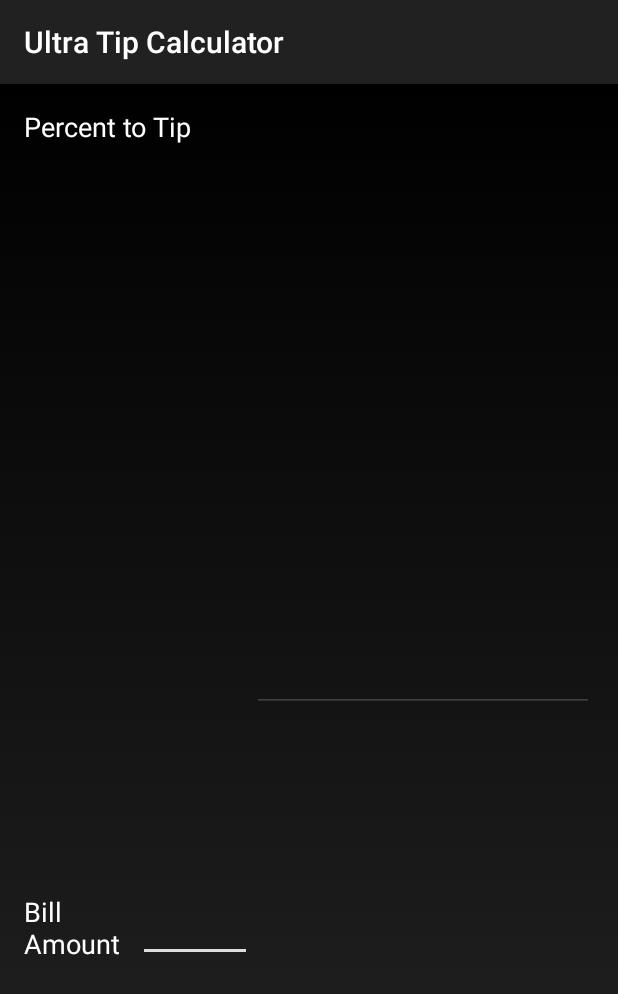
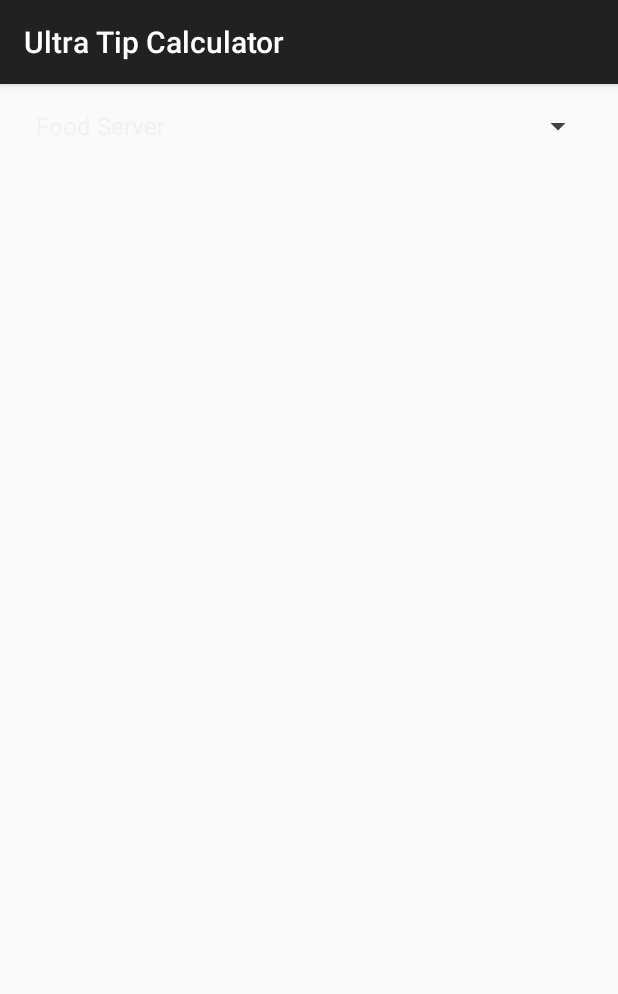
Before and after one commit to jinn35/UltraTipCalculator, an Android app: the fragment ThirdFragment shown on its own in the app's theme, on a phone screen of 412 x 824 dp. Shown: the top 994 px of the screen. Run offline under Robolectric (Android 15) with nearby library versions, the phone set to English and light mode, and no system bars.

Commit message:
third frag

```diff
--- a/app/src/main/java/com/jirmproductions/whichtipcalculatorr/MainActivity.java
+++ b/app/src/main/java/com/jirmproductions/whichtipcalculatorr/MainActivity.java
@@ -123,13 +123,13 @@ public class MainActivity extends AppCompatActivity {
         public CharSequence getPageTitle(int position) {
             switch (position) {
                 case 0:
-                    return "Tip Calculator";
+                    return "Calculator";
 
                 case 1:
-                    return "Tip Etiquette";
+                    return "Etiquette";
 
                 case 2:
-                    return "Tip Suggestion";
+                    return "Suggestion";
             }
             return null;
         }
--- a/app/src/main/java/com/jirmproductions/whichtipcalculatorr/ThirdFragment.java
+++ b/app/src/main/java/com/jirmproductions/whichtipcalculatorr/ThirdFragment.java
@@ -5,8 +5,13 @@ import android.support.v4.app.Fragment;
 import android.view.LayoutInflater;
 import android.view.View;
 import android.view.ViewGroup;
+import android.widget.AdapterView;
 import android.widget.ArrayAdapter;
 import android.widget.GridView;
+import android.widget.Spinner;
+
+import java.util.ArrayList;
+import java.util.List;
 
 /**
  * Created by romad_000 on 1/3/2017.
@@ -22,7 +27,40 @@ public class ThirdFragment extends Fragment {
     public View onCreateView(LayoutInflater inflater, ViewGroup container,
                              Bundle savedInstanceState) {
         View rootView = inflater.inflate(R.layout.fragment_third, container, false);
+// Spinner element
+        Spinner spinner = (Spinner) rootView.findViewById(R.id.serviceOptions);
 
+        // Spinner click listener
+        spinner.setOnItemSelectedListener(new AdapterView.OnItemSelectedListener() {
+            @Override
+            public void onItemSelected(AdapterView<?> parent, View view, int position, long id) {
+
+            }
+
+            @Override
+            public void onNothingSelected(AdapterView<?> parent) {
+
+            }
+        });
+
+        // Spinner Drop down elements
+        List<String> services = new ArrayList<String>();
+        services.add("Food Server");
+        services.add("Bartender");
+        services.add("Cleaning Service");
+        services.add("Hairstylist");
+        services.add("Valet");
+        services.add("Room Service");
+        services.add("Taxi Driver");
+
+        // Creating adapter for spinner
+        ArrayAdapter<String> dataAdapter = new ArrayAdapter<String>(getActivity().getApplicationContext(), android.R.layout.simple_spinner_item, services);
+
+        // Drop down layout style - list view with radio button
+        dataAdapter.setDropDownViewResource(android.R.layout.simple_spinner_dropdown_item);
+
+        // attaching data adapter to spinner
+        spinner.setAdapter(dataAdapter);
         return rootView;
     }
 
--- a/app/src/main/res/layout/fragment_third.xml
+++ b/app/src/main/res/layout/fragment_third.xml
@@ -7,62 +7,13 @@
     android:paddingRight="@dimen/activity_horizontal_margin"
     android:paddingTop="@dimen/activity_vertical_margin"
     android:orientation="vertical"
-    android:background="@drawable/main_bg">
+    >
 
-    <TextView
-        android:text="Percent to Tip"
-        android:layout_width="match_parent"
-        android:layout_gravity="center"
-        android:textColor="#FFFFFF"
-        android:layout_height="wrap_content"
-        android:layout_weight=".5"
-        android:textAppearance="@style/TextAppearance.AppCompat.Medium"
-        android:id="@+id/textView2" />
 
-    <LinearLayout xmlns:android="http://schemas.android.com/apk/res/android"
-        xmlns:tools="http://schemas.android.com/tools"
+    <Spinner
+        android:id="@+id/serviceOptions"
         android:layout_width="match_parent"
         android:layout_height="wrap_content"
-        android:layout_weight=".5"
-        android:orientation="horizontal">
-
-        <TextView
-            android:text="Bill Amount"
-            android:layout_width="match_parent"
-            android:layout_height="wrap_content"
-            android:layout_gravity="center"
-            android:textColor="#FFFFFF"
-            android:layout_weight="1"
-            android:id="@+id/textView1"
-            android:textAppearance="@style/TextAppearance.AppCompat.Medium" />
-
-        <EditText
-            android:id="@+id/billAmountEditText"
-            android:layout_weight="1"
-            android:layout_gravity="center"
-            android:layout_width="fill_parent"
-            android:textColor="#FFFFFF"
-            android:maxLength="5"
-            android:layout_height="wrap_content"
-            android:inputType="numberDecimal" />
-
-        <LinearLayout xmlns:android="http://schemas.android.com/apk/res/android"
-            xmlns:tools="http://schemas.android.com/tools"
-            android:layout_width="match_parent"
-            android:layout_height="wrap_content"
-            android:layout_weight=".5"
-            android:orientation="horizontal">
-
-            <EditText
-            android:id="@+id/percentToTipEditText"
-            android:layout_weight="1"
-            android:layout_gravity="center"
-            android:layout_width="fill_parent"
-            android:textColor="#FFFFFF"
-            android:maxLength="3"
-            android:layout_height="wrap_content"
-            android:inputType="numberDecimal" />
-
-    </LinearLayout>
-    </LinearLayout>
+        android:prompt="@string/spinner_default"
+        />
 </LinearLayout>
--- /dev/null
+++ b/app/src/main/res/layout/spinner_item.xml
@@ -0,0 +1,16 @@
+<?xml version="1.0" encoding="utf-8"?>
+<LinearLayout xmlns:android="http://schemas.android.com/apk/res/android"
+    android:orientation="vertical" android:layout_width="match_parent"
+    android:layout_height="match_parent">
+
+    <TextView
+        xmlns:android="http://schemas.android.com/apk/res/android"
+        android:layout_width="match_parent"
+        android:layout_height="wrap_content"
+        android:textSize="20sp"
+        android:gravity="left"
+        android:textColor="#FFFFFF"
+        android:padding="5dip"
+        />
+
+</LinearLayout>
--- a/app/src/main/res/values/strings.xml
+++ b/app/src/main/res/values/strings.xml
@@ -2,4 +2,5 @@
     <string name="app_name">Ultra Tip Calculator</string>
     <string name="action_legal">Legal</string>
     <string name="section_format">Hello World from section: %1$d</string>
+    <string name="spinner_default">Select Service</string>
 </resources>
```
